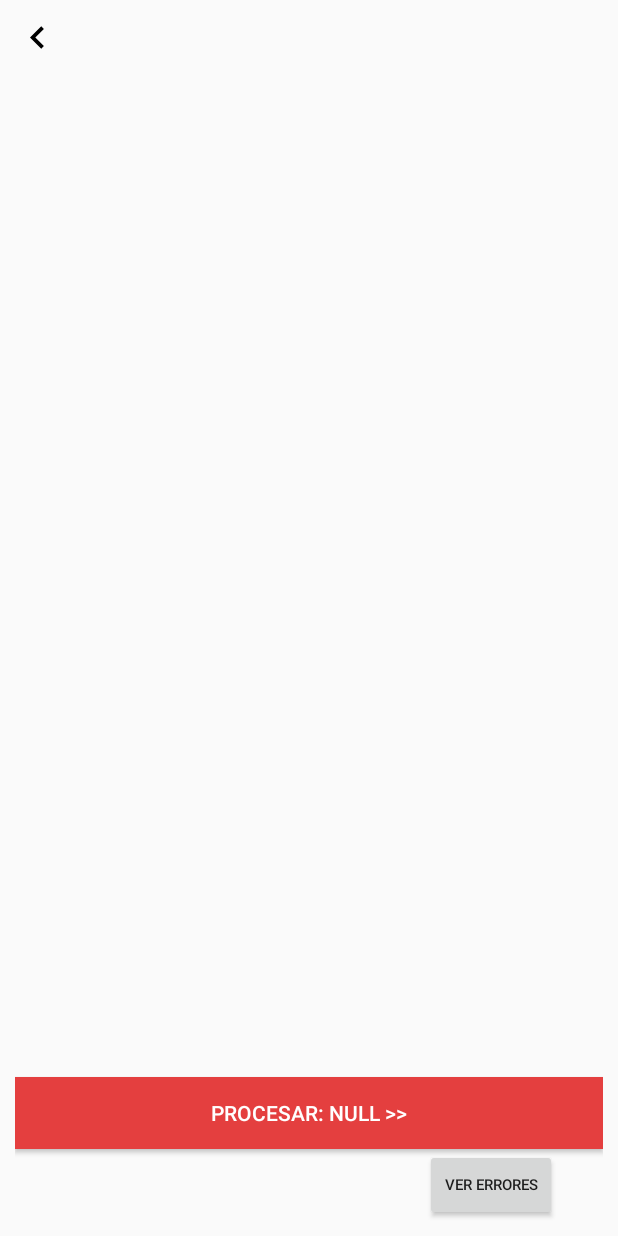
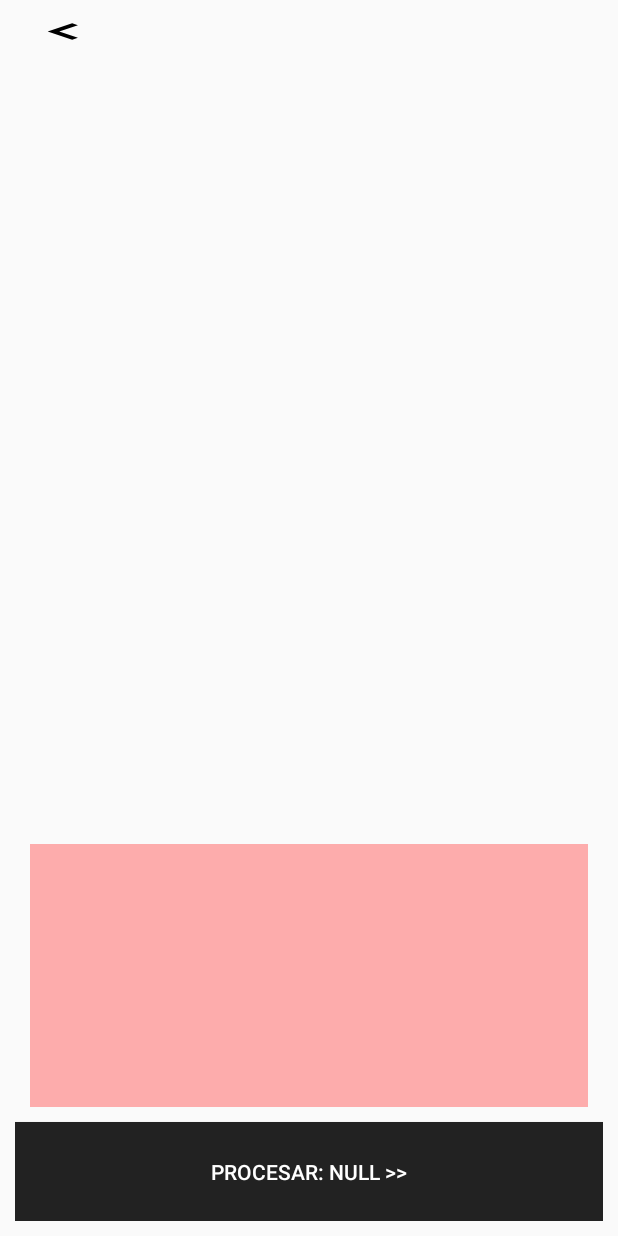
Before and after one commit to gonzalosuarez/Admin_BestDream2, an Android app: the Armado_Pedidos screen opened directly, with no data from a screen before it, on a phone screen of 412 x 824 dp. Run offline under Robolectric (Android 15) with nearby library versions, the phone set to English and light mode, and no system bars; our stand-ins replace Picasso, Volley; pictures from the network do not load.

Commit message:
FINAL PARA USO

```diff
--- a/app/src/main/java/com/bestdreamstore/admin_bestdream/Armado_Pedidos.java
+++ b/app/src/main/java/com/bestdreamstore/admin_bestdream/Armado_Pedidos.java
@@ -29,6 +29,7 @@ import android.view.LayoutInflater;
 import android.view.MenuItem;
 import android.view.MotionEvent;
 import android.view.View;
+import android.view.ViewGroup;
 import android.view.WindowManager;
 import android.view.inputmethod.InputMethodManager;
 import android.widget.AdapterView;
@@ -105,7 +106,7 @@ public class Armado_Pedidos extends AppCompatActivity{
     ImageView image_prod, image_confirmation;
     JSONObject json;
     String id_pedido;
-    Button delivery, poopu_err;
+    Button delivery;
     Get_Cart_Adapter GetCartAdapter2;
     ImageButton back;
     Parcelable recyclerViewState = null;
@@ -114,6 +115,7 @@ public class Armado_Pedidos extends AppCompatActivity{
     JSONArray productos, productos_server;
     View popupView;
     String barcode = "";
+    ListView myListView;
 
 
     @SuppressLint("NewApi")
@@ -178,18 +180,6 @@ public class Armado_Pedidos extends AppCompatActivity{
 
 
 
-        poopu_err = (Button)findViewById(R.id.poopu_err);
-        poopu_err.setOnClickListener(new View.OnClickListener() {
-
-            @Override
-            public void onClick(View view) {
-
-                open_poop_up_errores();
-
-
-            }
-        });
-
 
         back = (ImageButton)findViewById(R.id.back);
         back.setOnClickListener(new View.OnClickListener() {
@@ -207,6 +197,9 @@ public class Armado_Pedidos extends AppCompatActivity{
         });
 
 
+
+
+        myListView = (ListView)findViewById(R.id.errores);
 
 
 
@@ -253,30 +246,6 @@ public class Armado_Pedidos extends AppCompatActivity{
 
     @Override
     public boolean dispatchKeyEvent(KeyEvent e) {
-
-        /*
-        if(popupView.isShown()){
-
-            MediaPlayer mp = MediaPlayer.create(this, R.raw.error_sound3);
-            mp.start();
-
-        }else{
-
-            if(e.getAction()==KeyEvent.ACTION_DOWN && e.getKeyCode() != KeyEvent.KEYCODE_ENTER){ //Not Adding ENTER_KEY to barcode String
-                char pressedKey = (char) e.getUnicodeChar();
-                barcode += pressedKey;
-            }
-
-            if (e.getAction()==KeyEvent.ACTION_DOWN && e.getKeyCode() == KeyEvent.KEYCODE_ENTER) {
-                Log.e("BAR_CODE_SCANNER-----", barcode);
-                DELETE_ITEM(barcode);
-
-                barcode="";
-            }
-
-        }
-
-       */
 
 
         if(e.getAction()==KeyEvent.ACTION_DOWN && e.getKeyCode() != KeyEvent.KEYCODE_ENTER){ //Not Adding ENTER_KEY to barcode String
@@ -589,7 +558,7 @@ public class Armado_Pedidos extends AppCompatActivity{
             }
 
             Log.i("NO EXISTE: "," :: "+ bar_code);
-            open_poop_up_errores();
+            show_errores();
 
 
 
@@ -608,41 +577,15 @@ public class Armado_Pedidos extends AppCompatActivity{
 
 
 
-    public void open_poop_up_errores(){
+    public void show_errores(){
 
 
-        LayoutInflater layoutInflater = (LayoutInflater)getBaseContext()
-                .getSystemService(LAYOUT_INFLATER_SERVICE);
+       final  ArrayAdapter<String> arrayAdapter = new ArrayAdapter<String>(this, R.layout.text_size_err_listview, errores_list);
 
-        popupView = layoutInflater.inflate(R.layout.poop_up_errores, null);
-
-        popupWindow = new PopupWindow(popupView,
-                LinearLayout.LayoutParams.WRAP_CONTENT, WindowManager.LayoutParams.MATCH_PARENT,
-                true);
-
-        popupWindow.setTouchable(true);
-        popupWindow.setFocusable(true);
-
-        popupWindow.showAtLocation(popupView, Gravity.CENTER, 0, 0);
-
-
-        final ListView myListView = (ListView)popupView.findViewById(R.id.errores);
-        final ArrayAdapter<String> arrayAdapter = new ArrayAdapter<String>(this, android.R.layout.simple_list_item_1, errores_list);
         myListView.setAdapter(arrayAdapter);
 
 
 
-
-        ((ImageButton) popupView.findViewById(R.id.close))
-                .setOnClickListener(new View.OnClickListener() {
-
-                    @TargetApi(Build.VERSION_CODES.GINGERBREAD)
-                    public void onClick(View arg0) {
-
-                        popupWindow.dismiss();
-
-                    }
-                });
 
 
         myListView.setOnItemClickListener(new AdapterView.OnItemClickListener() {
@@ -654,8 +597,6 @@ public class Armado_Pedidos extends AppCompatActivity{
 
             }
         });
-
-
 
         }
 
--- a/app/src/main/res/layout/armado_pedidos.xml
+++ b/app/src/main/res/layout/armado_pedidos.xml
@@ -11,8 +11,11 @@
 
 
 
+
+
+
     <LinearLayout
-        android:weightSum="1"
+        android:weightSum="6"
         android:orientation="horizontal"
         android:layout_width="match_parent"
         android:layout_height="wrap_content">
@@ -20,25 +23,24 @@
 
 
 
-        <LinearLayout
-            android:layout_gravity="left"
-            android:layout_weight=".3"
-            android:layout_width="0dp"
-            android:layout_height="wrap_content">
-
-
             <ImageButton
                 android:layout_gravity="left"
                 android:background="@drawable/icon_back_black"
-                android:layout_width="30dp"
-                android:layout_height="30dp"
+                android:layout_width="0dp"
+                android:layout_height="match_parent"
+                android:layout_weight="1"
                 android:id="@+id/back"/>
 
 
-
-        </LinearLayout>
-
-
+            <com.bestdreamstore.admin_bestdream.LIBS.HTMLTextView
+                android:textSize="8dip"
+                android:textColor="#333333"
+                android:padding="5dip"
+                android:layout_gravity="right"
+                android:id="@+id/datos_clienta"
+                android:layout_weight="5"
+                android:layout_width="0dp"
+                android:layout_height="wrap_content"/>
 
 
 
@@ -48,32 +50,46 @@
 
 
 
-
+<LinearLayout
+    android:orientation="vertical"
+    android:weightSum="8"
+    android:layout_width="match_parent"
+    android:layout_height="match_parent">
 
 
 
 
     <android.support.v7.widget.RecyclerView
         android:layout_margin="10px"
-        android:layout_weight="4"
+        android:layout_weight="5.8"
         android:orientation="vertical"
         android:id="@+id/recycler_view"
         android:layout_width="match_parent"
-        android:layout_height="match_parent">
+        android:layout_height="0dp">
 
     </android.support.v7.widget.RecyclerView>
 
 
 
 
+    <ListView
+        android:background="#74FF4E4E"
+        android:layout_weight="2"
+        android:id="@+id/errores"
+        android:layout_width="match_parent"
+        android:layout_height="0dp"
+        android:layout_margin="10dp"/>
+
+
 
 
     <Button
+        android:layout_weight=".2"
         android:layout_gravity="left"
         android:id="@+id/procesar_pedido"
         android:textColor="@color/theme_background"
         android:text="Procesar >> "
-        android:background="@color/colorPrimary"
+        android:background="@color/colorPrimaryDark"
         android:layout_width="match_parent"
         android:layout_height="wrap_content"/>
 
@@ -81,48 +97,7 @@
 
 
 
-
-
-    <LinearLayout
-        android:layout_gravity="right"
-
-        android:orientation="horizontal"
-        android:layout_width="match_parent"
-        android:layout_height="wrap_content"
-        android:weightSum="2"
-        >
-
-
-
-
-
-        <com.bestdreamstore.admin_bestdream.LIBS.HTMLTextView
-            android:textSize="10dip"
-            android:textColor="#333333"
-            android:padding="5dip"
-            android:layout_gravity="right"
-            android:id="@+id/datos_clienta"
-            android:layout_weight="1.8"
-            android:layout_width="0dp"
-            android:layout_height="wrap_content"/>
-
-
-
-
-        <Button
-            android:textSize="10dip"
-            android:layout_gravity="right"
-            android:id="@+id/poopu_err"
-            android:text="Ver Errores"
-            android:layout_width="wrap_content"
-            android:layout_height="wrap_content"/>
-
-
-
-    </LinearLayout>
-
-
-
+</LinearLayout>
 
 
 
```
Also changed, not shown: app/src/main/res/layout/poop_up_errores.xml (deleted, +0 -39 lines), app/src/main/res/layout/text_size_err_listview.xml (added, +7 -0 lines). Lines whose indentation alone changed are shown as unchanged.
